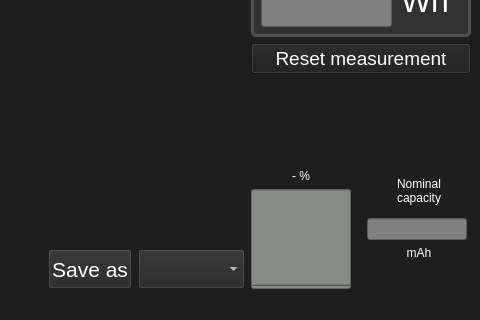
The window that desktop_app/prj/electronic_load_app.ui (Dominik-Workshop/Electronic_load) describes before a commit, drawn with Qt 5; both pictures show x 651 to 1131 and y 516 to 836 of the 1131 by 836 pixel window.
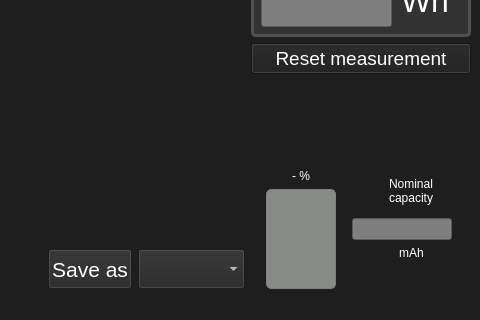
The same window after the commit. Custom widgets are drawn as their Qt base class.

Commit message: color of battery bar changes with percentage

What changed in the file:
```diff
--- a/desktop_app/prj/electronic_load_app.ui
+++ b/desktop_app/prj/electronic_load_app.ui
@@ -835,13 +835,29 @@
         <property name="sizeConstraint">
          <enum>QLayout::SetDefaultConstraint</enum>
         </property>
+        <item>
+         <spacer name="horizontalSpacer_3">
+          <property name="orientation">
+           <enum>Qt::Horizontal</enum>
+          </property>
+          <property name="sizeType">
+           <enum>QSizePolicy::Fixed</enum>
+          </property>
+          <property name="sizeHint" stdset="0">
+           <size>
+            <width>15</width>
+            <height>20</height>
+           </size>
+          </property>
+         </spacer>
+        </item>
         <item>
          <layout class="QVBoxLayout" name="verticalLayout_4">
           <item>
            <widget class="QLabel" name="batteryPercentageLabel">
             <property name="minimumSize">
              <size>
-              <width>80</width>
+              <width>30</width>
               <height>0</height>
              </size>
             </property>
@@ -859,27 +875,34 @@
           <item>
            <widget class="QProgressBar" name="BatCapacityBar">
             <property name="sizePolicy">
-             <sizepolicy hsizetype="Fixed" vsizetype="Fixed">
+             <sizepolicy hsizetype="Minimum" vsizetype="Fixed">
               <horstretch>0</horstretch>
               <verstretch>0</verstretch>
              </sizepolicy>
             </property>
             <property name="minimumSize">
              <size>
-              <width>80</width>
+              <width>30</width>
               <height>100</height>
              </size>
             </property>
             <property name="maximumSize">
              <size>
-              <width>100</width>
+              <width>70</width>
               <height>100</height>
              </size>
             </property>
             <property name="styleSheet">
              <string notr="true">QProgressBar {
-     background-color: rgb(136, 138, 133);
- }</string>
+	background-color: rgb(136, 138, 133);
+	border: 1px solid grey;
+	border-radius: 5px;
+	text-align: center;
+ }
+QProgressBar::chunk {
+	background-color: rgb(0, 255, 0); /* Color of the bar */
+	border-radius: 5px;
+}</string>
             </property>
             <property name="value">
              <number>0</number>
```
The commit also changes 1 other file.
